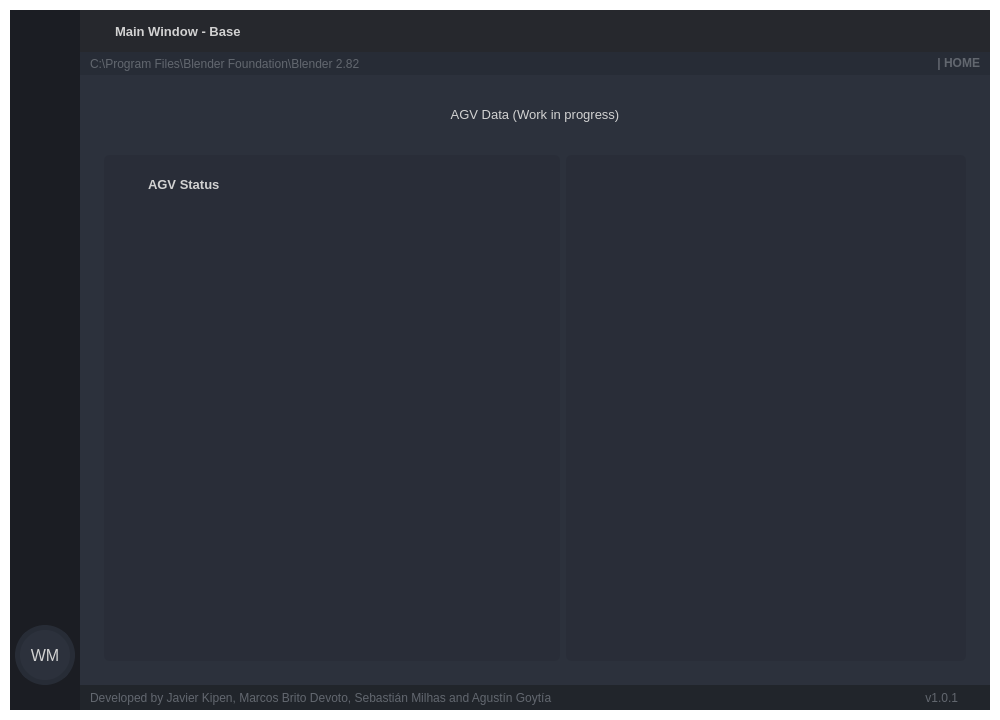
Old version of the form v2/GUI_BASE.ui in the repository AGV-ITBA-2020/Houston.
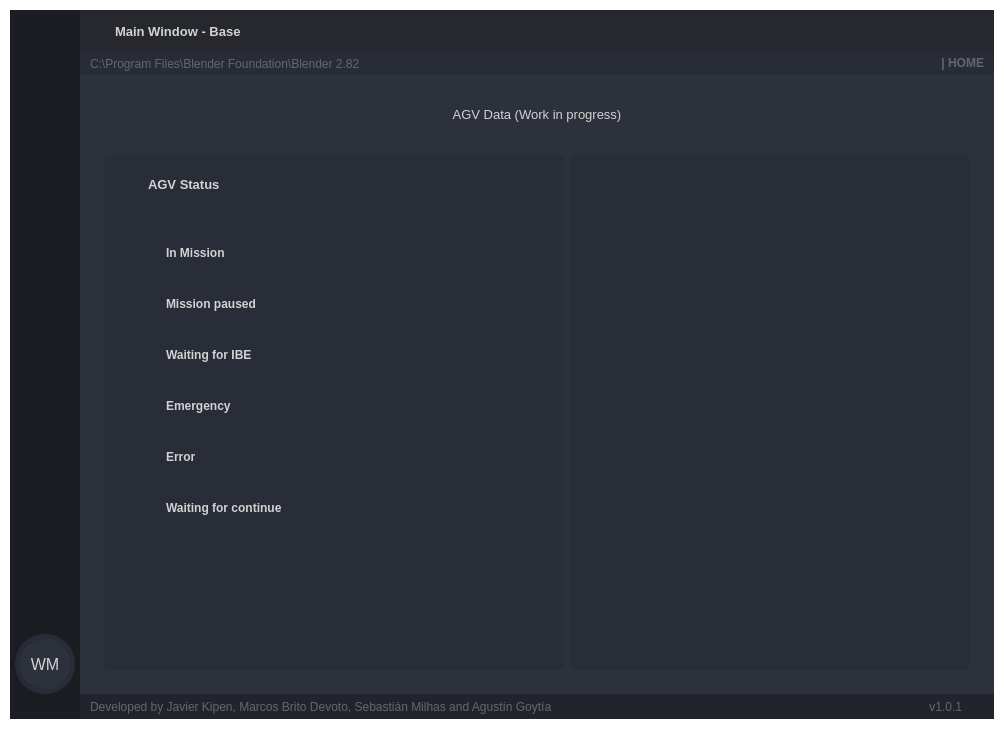
New version of the form. Icons and pictures are not drawn.

```diff
--- a/v2/GUI_BASE.ui
+++ b/v2/GUI_BASE.ui
@@ -7,8 +7,8 @@
    <rect>
     <x>0</x>
     <y>0</y>
-    <width>1000</width>
-    <height>720</height>
+    <width>1004</width>
+    <height>729</height>
    </rect>
   </property>
   <property name="minimumSize">
@@ -3053,6 +3053,308 @@
                                <property name="frameShadow">
                                 <enum>QFrame::Raised</enum>
                                </property>
+                               <layout class="QVBoxLayout" name="verticalLayout_18">
+                                <item>
+                                 <widget class="QFrame" name="in_mission_frame">
+                                  <property name="maximumSize">
+                                   <size>
+                                    <width>16777215</width>
+                                    <height>40</height>
+                                   </size>
+                                  </property>
+                                  <property name="frameShape">
+                                   <enum>QFrame::StyledPanel</enum>
+                                  </property>
+                                  <property name="frameShadow">
+                                   <enum>QFrame::Raised</enum>
+                                  </property>
+                                  <layout class="QHBoxLayout" name="horizontalLayout_19">
+                                   <item>
+                                    <widget class="QLabel" name="agv_data_flag_in_mission">
+                                     <property name="maximumSize">
+                                      <size>
+                                       <width>20</width>
+                                       <height>20</height>
+                                      </size>
+                                     </property>
+                                     <property name="text">
+                                      <string/>
+                                     </property>
+                                     <property name="pixmap">
+                                      <pixmap>led-red-on.png</pixmap>
+                                     </property>
+                                     <property name="scaledContents">
+                                      <bool>true</bool>
+                                     </property>
+                                    </widget>
+                                   </item>
+                                   <item>
+                                    <widget class="QLabel" name="in_mission_title">
+                                     <property name="font">
+                                      <font>
+                                       <weight>75</weight>
+                                       <bold>true</bold>
+                                      </font>
+                                     </property>
+                                     <property name="text">
+                                      <string>In Mission</string>
+                                     </property>
+                                    </widget>
+                                   </item>
+                                  </layout>
+                                 </widget>
+                                </item>
+                                <item>
+                                 <widget class="QFrame" name="mission_paused_frame">
+                                  <property name="maximumSize">
+                                   <size>
+                                    <width>16777215</width>
+                                    <height>40</height>
+                                   </size>
+                                  </property>
+                                  <property name="frameShape">
+                                   <enum>QFrame::StyledPanel</enum>
+                                  </property>
+                                  <property name="frameShadow">
+                                   <enum>QFrame::Raised</enum>
+                                  </property>
+                                  <layout class="QHBoxLayout" name="horizontalLayout_25">
+                                   <item>
+                                    <widget class="QLabel" name="agv_data_flag_mission_paused">
+                                     <property name="maximumSize">
+                                      <size>
+                                       <width>20</width>
+                                       <height>20</height>
+                                      </size>
+                                     </property>
+                                     <property name="text">
+                                      <string/>
+                                     </property>
+                                     <property name="pixmap">
+                                      <pixmap>led-red-on.png</pixmap>
+                                     </property>
+                                     <property name="scaledContents">
+                                      <bool>true</bool>
+                                     </property>
+                                    </widget>
+                                   </item>
+                                   <item>
+                                    <widget class="QLabel" name="mission_paused_title">
+                                     <property name="font">
+                                      <font>
+                                       <weight>75</weight>
+                                       <bold>true</bold>
+                                      </font>
+                                     </property>
+                                     <property name="text">
+                                      <string>Mission paused</string>
+                                     </property>
+                                    </widget>
+                                   </item>
+                                  </layout>
+                                 </widget>
+                                </item>
+                                <item>
+                                 <widget class="QFrame" name="waiting_for_IBE_frame">
+                                  <property name="maximumSize">
+                                   <size>
+                                    <width>16777215</width>
+                                    <height>40</height>
+                                   </size>
+                                  </property>
+                                  <property name="frameShape">
+                                   <enum>QFrame::StyledPanel</enum>
+                                  </property>
+                                  <property name="frameShadow">
+                                   <enum>QFrame::Raised</enum>
+                                  </property>
+                                  <layout class="QHBoxLayout" name="horizontalLayout_21">
+                                   <item>
+                                    <widget class="QLabel" name="agv_data_flag_waiting_for_IBE">
+                                     <property name="maximumSize">
+                                      <size>
+                                       <width>20</width>
+                                       <height>20</height>
+                                      </size>
+                                     </property>
+                                     <property name="text">
+                                      <string/>
+                                     </property>
+                                     <property name="pixmap">
+                                      <pixmap>led-red-on.png</pixmap>
+                                     </property>
+                                     <property name="scaledContents">
+                                      <bool>true</bool>
+                                     </property>
+                                    </widget>
+                                   </item>
+                                   <item>
+                                    <widget class="QLabel" name="waiting_for_IBE_title">
+                                     <property name="font">
+                                      <font>
+                                       <weight>75</weight>
+                                       <bold>true</bold>
+                                      </font>
+                                     </property>
+                                     <property name="text">
+                                      <string>Waiting for IBE</string>
+                                     </property>
+                                    </widget>
+                                   </item>
+                                  </layout>
+                                 </widget>
+                                </item>
+                                <item>
+                                 <widget class="QFrame" name="emergency_frame">
+                                  <property name="maximumSize">
+                                   <size>
+                                    <width>16777215</width>
+                                    <height>40</height>
+                                   </size>
+                                  </property>
+                                  <property name="frameShape">
+                                   <enum>QFrame::StyledPanel</enum>
+                                  </property>
+                                  <property name="frameShadow">
+                                   <enum>QFrame::Raised</enum>
+                                  </property>
+                                  <layout class="QHBoxLayout" name="horizontalLayout_22">
+                                   <item>
+                                    <widget class="QLabel" name="agv_data_flag_emergency">
+                                     <property name="maximumSize">
+                                      <size>
+                                       <width>20</width>
+                                       <height>20</height>
+                                      </size>
+                                     </property>
+                                     <property name="text">
+                                      <string/>
+                                     </property>
+                                     <property name="pixmap">
+                                      <pixmap>led-red-on.png</pixmap>
+                                     </property>
+                                     <property name="scaledContents">
+                                      <bool>true</bool>
+                                     </property>
+                                    </widget>
+                                   </item>
+                                   <item>
+                                    <widget class="QLabel" name="emergency_title">
+                                     <property name="font">
+                                      <font>
+                                       <weight>75</weight>
+                                       <bold>true</bold>
+                                      </font>
+                                     </property>
+                                     <property name="text">
+                                      <string>Emergency</string>
+                                     </property>
+                                    </widget>
+                                   </item>
+                                  </layout>
+                                 </widget>
+                                </item>
+                                <item>
+                                 <widget class="QFrame" name="error_frame">
+                                  <property name="maximumSize">
+                                   <size>
+                                    <width>16777215</width>
+                                    <height>40</height>
+                                   </size>
+                                  </property>
+                                  <property name="frameShape">
+                                   <enum>QFrame::StyledPanel</enum>
+                                  </property>
+                                  <property name="frameShadow">
+                                   <enum>QFrame::Raised</enum>
+                                  </property>
+                                  <layout class="QHBoxLayout" name="horizontalLayout_23">
+                                   <item>
+                                    <widget class="QLabel" name="agv_data_flag_error">
+                                     <property name="maximumSize">
+                                      <size>
+                                       <width>20</width>
+                                       <height>20</height>
+                                      </size>
+                                     </property>
+                                     <property name="text">
+                                      <string/>
+                                     </property>
+                                     <property name="pixmap">
+                                      <pixmap>led-red-on.png</pixmap>
+                                     </property>
+                                     <property name="scaledContents">
+                                      <bool>true</bool>
+                                     </property>
+                                    </widget>
+                                   </item>
+                                   <item>
+                                    <widget class="QLabel" name="error_title">
+                                     <property name="font">
+                                      <font>
+                                       <weight>75</weight>
+                                       <bold>true</bold>
+                                      </font>
+                                     </property>
+                                     <property name="text">
+                                      <string>Error</string>
+                                     </property>
+                                    </widget>
+                                   </item>
+                                  </layout>
+                                 </widget>
+                                </item>
+                                <item>
+                                 <widget class="QFrame" name="waiting_for_continue_frame">
+                                  <property name="maximumSize">
+                                   <size>
+                                    <width>16777215</width>
+                                    <height>40</height>
+                                   </size>
+                                  </property>
+                                  <property name="frameShape">
+                                   <enum>QFrame::StyledPanel</enum>
+                                  </property>
+                                  <property name="frameShadow">
+                                   <enum>QFrame::Raised</enum>
+                                  </property>
+                                  <layout class="QHBoxLayout" name="horizontalLayout_24">
+                                   <item>
+                                    <widget class="QLabel" name="agv_data_flag_waiting_for_continue">
+                                     <property name="maximumSize">
+                                      <size>
+                                       <width>20</width>
+                                       <height>20</height>
+                                      </size>
+                                     </property>
+                                     <property name="text">
+                                      <string/>
+                                     </property>
+                                     <property name="pixmap">
+                                      <pixmap>led-red-on.png</pixmap>
+                                     </property>
+                                     <property name="scaledContents">
+                                      <bool>true</bool>
+                                     </property>
+                                    </widget>
+                                   </item>
+                                   <item>
+                                    <widget class="QLabel" name="waiting_for_continue_title">
+                                     <property name="font">
+                                      <font>
+                                       <weight>75</weight>
+                                       <bold>true</bold>
+                                      </font>
+                                     </property>
+                                     <property name="text">
+                                      <string>Waiting for continue</string>
+                                     </property>
+                                    </widget>
+                                   </item>
+                                  </layout>
+                                 </widget>
+                                </item>
+                               </layout>
                               </widget>
                              </item>
                              <item>
```
Left out of the diff: 6 changed lines with no effect on the pictures.
